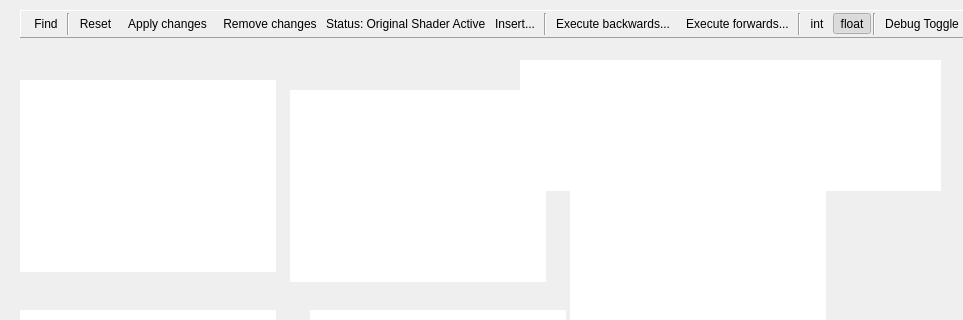
Above: qrenderdoc/Windows/ShaderViewer.ui from baldurk/renderdoc before the change; both pictures show x 0 to 963 and y 0 to 320 of the 963 by 746 pixel window. Below: the same form after it.
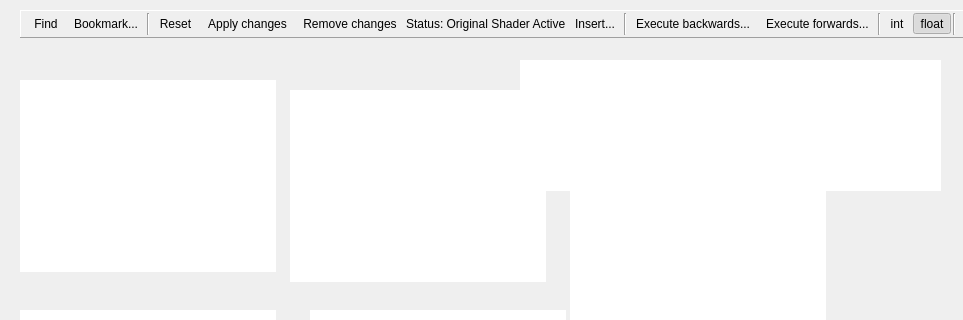
That is the form after the change. Icons and pictures are not drawn. Custom widgets are drawn as their Qt base class.

Commit message: Added shader viewer bookmarks and find shortcuts.

Patch:
```diff
--- a/qrenderdoc/Windows/ShaderViewer.ui
+++ b/qrenderdoc/Windows/ShaderViewer.ui
@@ -319,6 +319,29 @@
       </property>
      </widget>
     </item>
+    <item>
+     <widget class="QToolButton" name="bookmark">
+      <property name="toolTip">
+       <string>Add, remove or jump to bookmarks in current file</string>
+      </property>
+      <property name="text">
+       <string>Bookmark...</string>
+      </property>
+      <property name="icon">
+       <iconset resource="../Resources/resources.qrc">
+        <normaloff>:/bookmark_blue.png</normaloff>:/bookmark_blue.png</iconset>
+      </property>
+      <property name="popupMode">
+       <enum>QToolButton::InstantPopup</enum>
+      </property>
+      <property name="toolButtonStyle">
+       <enum>Qt::ToolButtonTextBesideIcon</enum>
+      </property>
+      <property name="autoRaise">
+       <bool>true</bool>
+      </property>
+     </widget>
+    </item>
     <item>
      <widget class="Line" name="line">
       <property name="orientation">
```
The commit also changes 6 other files.
